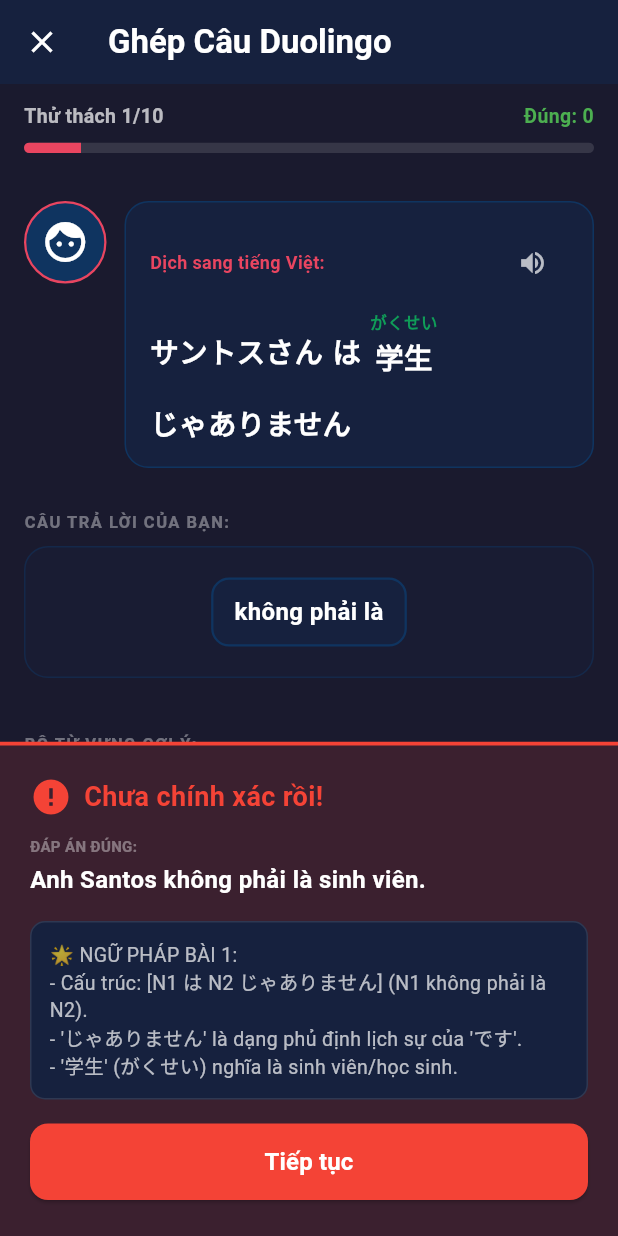
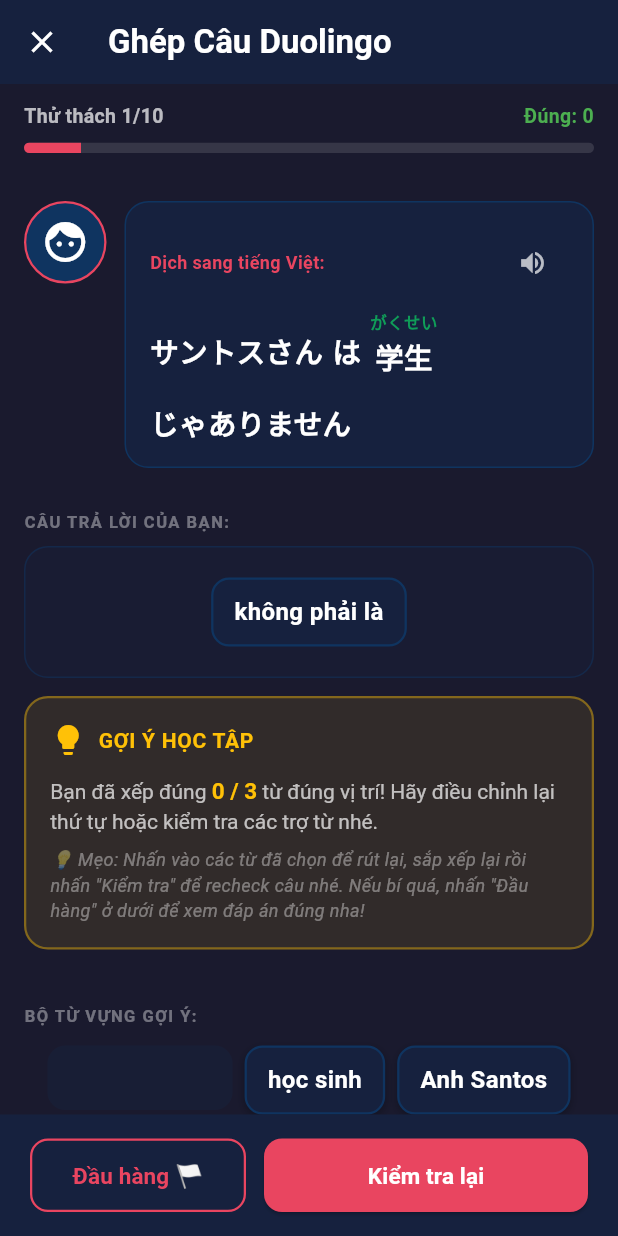
Before and after one commit to NMCuonG08/kanji_learning, a Flutter app: the DuolingoQuizScreen screen opened directly, after a tap on "không phải là", after a tap on "Kiểm tra", on a phone screen of 412 x 824 dp. Run offline on Flutter 3.47's test engine with Material 3 defaults, Android fonts, the phone set to English and light mode, and no system bars; our stand-ins replace flutter_tts, shared_preferences, sqflite_common_ffi; missing offline and left inert: dart:js_interop; accounts and stored records are empty.

Commit message:
feat: implement try-again retries with interactive hints and give up (đầu hàng) reveal flow

```diff
--- a/lib/screens/duolingo_quiz_screen.dart
+++ b/lib/screens/duolingo_quiz_screen.dart
@@ -20,6 +20,9 @@
   int _score = 0;
   bool _isFinished = false;
   bool _isLoading = true;
+  bool _showHint = false;
+  bool _hasGivenUp = false;
+  int _correctPositionsCount = 0;
 
   @override
   void initState() {
@@ -48,6 +51,10 @@
       _selectedTokens = [];
       _remainingJumbled = List<String>.from(challenge.jumbledTokens);
       _isAnswerChecked = false;
+      _isCorrect = false;
+      _showHint = false;
+      _hasGivenUp = false;
+      _correctPositionsCount = 0;
     });
 
     // Autoplay Japanese prompt sound if available
@@ -74,6 +81,32 @@
     });
   }
 
+  int _calculateCorrectPositions(DuolingoChallenge challenge) {
+    int count = 0;
+    for (int i = 0; i < _selectedTokens.length; i++) {
+      if (i < challenge.correctOrder.length && _selectedTokens[i] == challenge.correctOrder[i]) {
+        count++;
+      }
+    }
+    return count;
+  }
+
+  void _giveUp() {
+    final challenge = _challenges[_currentIndex];
+    setState(() {
+      _hasGivenUp = true;
+      _isAnswerChecked = true;
+      _isCorrect = false;
+      _showHint = false;
+    });
+
+    if (challenge.type == 'vi_to_jp') {
+      TtsService.speak(challenge.target);
+    } else {
+      TtsService.speak(challenge.prompt);
+    }
+  }
+
   void _checkAnswer() {
     final challenge = _challenges[_currentIndex];
     final joinedSelected = _selectedTokens.join(' ').replaceAll(' .', '.').replaceAll(' ,', ',');
@@ -93,18 +126,26 @@
     }
 
     setState(() {
-      _isCorrect = isCorrect;
-      _isAnswerChecked = true;
       if (isCorrect) {
+        _isCorrect = true;
+        _isAnswerChecked = true;
+        _showHint = false;
         _score++;
+      } else {
+        _isCorrect = false;
+        _isAnswerChecked = false;
+        _showHint = true;
+        _correctPositionsCount = _calculateCorrectPositions(challenge);
       }
     });
 
-    // Play TTS speech of the Japanese sentence if correct/incorrect
-    if (challenge.type == 'vi_to_jp') {
-      TtsService.speak(challenge.target);
-    } else {
-      TtsService.speak(challenge.prompt);
+    // Play TTS speech of the Japanese sentence only if correct
+    if (isCorrect) {
+      if (challenge.type == 'vi_to_jp') {
+        TtsService.speak(challenge.target);
+      } else {
+        TtsService.speak(challenge.prompt);
+      }
     }
   }
 
@@ -205,6 +246,11 @@
                 ),
                 const SizedBox(height: 8),
                 _buildAnswerSlots(challenge),
+
+                if (_showHint) ...[
+                  const SizedBox(height: 12),
+                  _buildHintCard(challenge),
+                ],
 
                 const SizedBox(height: 36),
 
@@ -422,6 +468,46 @@
 
   Widget _buildBottomActionBar(DuolingoChallenge challenge) {
     if (!_isAnswerChecked) {
+      if (_showHint) {
+        return Container(
+          color: const Color(0xFF16213E),
+          padding: const EdgeInsets.symmetric(horizontal: 20, vertical: 16),
+          child: Row(
+            children: [
+              Expanded(
+                flex: 2,
+                child: OutlinedButton(
+                  onPressed: _giveUp,
+                  style: OutlinedButton.styleFrom(
+                    foregroundColor: const Color(0xFFE94560),
+                    side: const BorderSide(color: Color(0xFFE94560), width: 1.5),
+                    padding: const EdgeInsets.symmetric(vertical: 14),
+                    shape: RoundedRectangleBorder(borderRadius: BorderRadius.circular(12)),
+                  ),
+                  child: const Text('Đầu hàng 🏳️', style: TextStyle(fontSize: 15, fontWeight: FontWeight.bold)),
+                ),
+              ),
+              const SizedBox(width: 12),
+              Expanded(
+                flex: 3,
+                child: ElevatedButton(
+                  onPressed: _selectedTokens.isEmpty ? null : _checkAnswer,
+                  style: ElevatedButton.styleFrom(
+                    backgroundColor: const Color(0xFFE94560),
+                    foregroundColor: Colors.white,
+                    disabledBackgroundColor: const Color(0xFF0F3460).withValues(alpha: 0.5),
+                    disabledForegroundColor: Colors.white30,
+                    padding: const EdgeInsets.symmetric(vertical: 14),
+                    shape: RoundedRectangleBorder(borderRadius: BorderRadius.circular(12)),
+                  ),
+                  child: const Text('Kiểm tra lại', style: TextStyle(fontSize: 15, fontWeight: FontWeight.bold)),
+                ),
+              ),
+            ],
+          ),
+        );
+      }
+
       return Container(
         color: const Color(0xFF16213E),
         padding: const EdgeInsets.symmetric(horizontal: 20, vertical: 16),
@@ -458,13 +544,17 @@
           Row(
             children: [
               Icon(
-                _isCorrect ? Icons.check_circle : Icons.error,
+                _isCorrect
+                    ? Icons.check_circle
+                    : (_hasGivenUp ? Icons.flag : Icons.error),
                 color: accentColor,
                 size: 28,
               ),
               const SizedBox(width: 8),
               Text(
-                _isCorrect ? 'Chính xác! Cực kỳ xuất sắc! 🎉' : 'Chưa chính xác rồi!',
+                _isCorrect
+                    ? 'Chính xác! Cực kỳ xuất sắc! 🎉'
+                    : (_hasGivenUp ? 'Bạn đã chọn đầu hàng! 🏳️' : 'Chưa chính xác rồi!'),
                 style: TextStyle(color: accentColor, fontSize: 18, fontWeight: FontWeight.bold),
               ),
             ],
@@ -578,4 +668,49 @@
       ),
     );
   }
+
+  Widget _buildHintCard(DuolingoChallenge challenge) {
+    return Container(
+      decoration: BoxDecoration(
+        color: Colors.amber.withValues(alpha: 0.1),
+        borderRadius: BorderRadius.circular(16),
+        border: Border.all(color: Colors.amber.withValues(alpha: 0.4), width: 1.5),
+      ),
+      padding: const EdgeInsets.all(16),
+      child: Column(
+        crossAxisAlignment: CrossAxisAlignment.stretch,
+        children: [
+          const Row(
+            children: [
+              Icon(Icons.lightbulb, color: Colors.amber, size: 24),
+              SizedBox(width: 8),
+              Text(
+                'GỢI Ý HỌC TẬP',
+                style: TextStyle(color: Colors.amber, fontSize: 14, fontWeight: FontWeight.bold, letterSpacing: 0.5),
+              ),
+            ],
+          ),
+          const SizedBox(height: 10),
+          RichText(
+            text: TextSpan(
+              style: const TextStyle(color: Colors.white70, fontSize: 14, height: 1.4),
+              children: [
+                const TextSpan(text: 'Bạn đã xếp đúng '),
+                TextSpan(
+                  text: '$_correctPositionsCount / ${challenge.correctOrder.length}',
+                  style: const TextStyle(color: Colors.amber, fontWeight: FontWeight.bold, fontSize: 15),
+                ),
+                const TextSpan(text: ' từ đúng vị trí! Hãy điều chỉnh lại thứ tự hoặc kiểm tra các trợ từ nhé.'),
+              ],
+            ),
+          ),
+          const SizedBox(height: 8),
+          const Text(
+            '💡 Mẹo: Nhấn vào các từ đã chọn để rút lại, sắp xếp lại rồi nhấn "Kiểm tra" để recheck câu nhé. Nếu bí quá, nhấn "Đầu hàng" ở dưới để xem đáp án đúng nha!',
+            style: TextStyle(color: Colors.white38, fontSize: 12, fontStyle: FontStyle.italic, height: 1.4),
+          ),
+        ],
+      ),
+    );
+  }
 }
```
